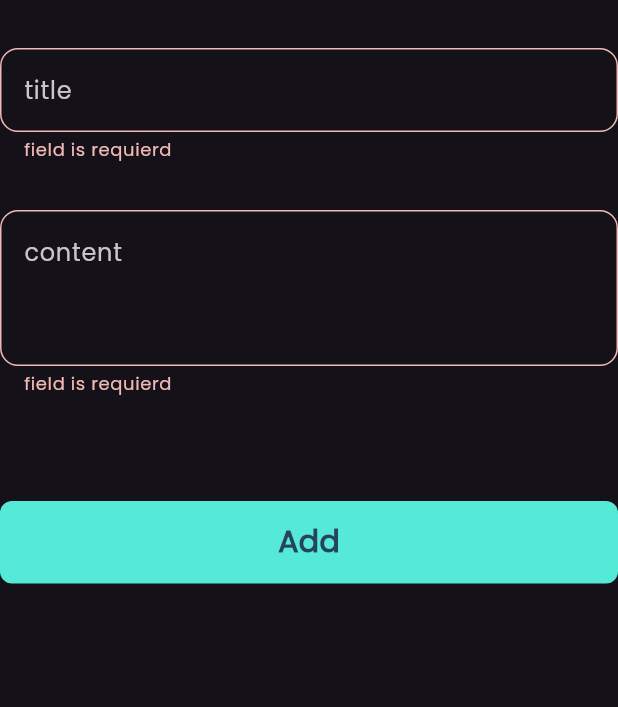
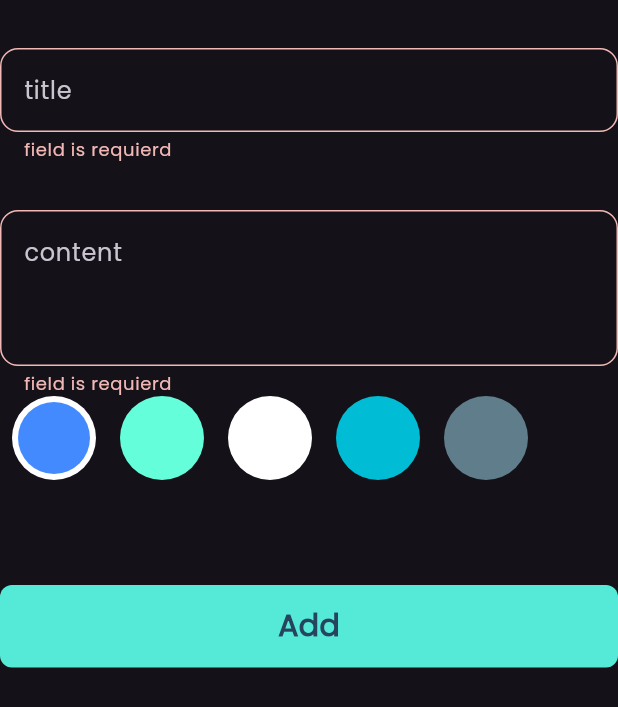
Before and after one commit to hossamramadan115/notes_app, a Flutter app: the AddNoteForm widget shown alone on an empty page, opened directly, after a tap on "Add", on a phone screen of 412 x 824 dp. Shown: the top 707 px of the screen. Run offline on Flutter 3.47's test engine with Material 3 defaults, Android fonts, the phone set to English and light mode, and no system bars; our stand-ins replace bloc, flutter_bloc, font_awesome_flutter, hive, hive_flutter; accounts and stored records are empty.

Commit message:
add color for note & end the app

```diff
--- a/lib/cubits/add_note_cubit/add_note_cubit.dart
+++ b/lib/cubits/add_note_cubit/add_note_cubit.dart
@@ -1,4 +1,5 @@
 import 'package:bloc/bloc.dart';
+import 'package:flutter/material.dart';
 import 'package:hive_flutter/adapters.dart';
 import 'package:meta/meta.dart';
 import 'package:notes_app/constants.dart';
@@ -9,7 +10,10 @@ part 'add_note_state.dart';
 class AddNoteCubit extends Cubit<AddNoteState> {
   AddNoteCubit() : super(AddNoteInitial());
 
+  Color? color = Colors.tealAccent;
+
   addNote(NoteModel note) {
+  note.color = color!.value;
     emit(AddNoteLoading());
     try {
       var noteBox = Hive.box<NoteModel>(kNotesBox);
--- a/lib/views/widgets/add_note_form.dart
+++ b/lib/views/widgets/add_note_form.dart
@@ -3,6 +3,7 @@ import 'package:flutter_bloc/flutter_bloc.dart';
 import 'package:intl/intl.dart';
 import 'package:notes_app/cubits/add_note_cubit/add_note_cubit.dart';
 import 'package:notes_app/models/note_model.dart';
+import 'package:notes_app/views/widgets/colors_list_view.dart';
 import 'package:notes_app/views/widgets/custom_button.dart';
 import 'package:notes_app/views/widgets/custom_text_field.dart';
 
@@ -43,12 +44,26 @@ class _AddNoteFormState extends State<AddNoteForm> {
             maxlines: 3,
             hintText: 'content',
           ),
+          ColorsListView(),
           const SizedBox(height: 70),
           BlocBuilder<AddNoteCubit, AddNoteState>(
             builder: (context, state) {
               return CustomButton(
                 isLoading: state is AddNoteLoading ? true : false,
                 onTap: () {
+                  onTapButton(context);
+                },
+                text: 'Add',
+              );
+            },
+          ),
+          const SizedBox(height: 25),
+        ],
+      ),
+    );
+  }
+
+  void onTapButton(BuildContext context) {
     if (formKey.currentState!.validate()) {
       formKey.currentState!.save();
 
@@ -57,7 +72,7 @@ class _AddNoteFormState extends State<AddNoteForm> {
           title: title!,
           subTitle: subTitle!,
           date: DateFormat('dd/MM/yyyy').format(DateTime.now()),
-                        color: Colors.white.value,
+          color: Colors.tealAccent.value,
           // color: Colors.blueAccent.value,
         );
 
@@ -69,14 +84,5 @@ class _AddNoteFormState extends State<AddNoteForm> {
       autovalidateMode = AutovalidateMode.always;
       setState(() {});
     }
-                },
-                text: 'Add',
-              );
-            },
-          ),
-          const SizedBox(height: 25),
-        ],
-      ),
-    );
   }
 }
--- /dev/null
+++ b/lib/views/widgets/colors_list_view.dart
@@ -0,0 +1,72 @@
+import 'package:flutter/material.dart';
+import 'package:flutter_bloc/flutter_bloc.dart';
+import 'package:notes_app/cubits/add_note_cubit/add_note_cubit.dart';
+
+class ColorsListView extends StatefulWidget {
+  const ColorsListView({super.key});
+
+  @override
+  State<ColorsListView> createState() => _ColorsListViewState();
+}
+
+class _ColorsListViewState extends State<ColorsListView> {
+  int currentIndex = 0;
+
+  @override
+  Widget build(BuildContext context) {
+    List<Color> colors = const [
+      Colors.blueAccent,
+      Colors.tealAccent,
+      Colors.white,
+      Colors.cyan,
+      Colors.blueGrey
+    ];
+
+    return SizedBox(
+      height: 56,
+      child: ListView.builder(
+          scrollDirection: Axis.horizontal,
+          itemCount: colors.length,
+          itemBuilder: (context, index) {
+            return Padding(
+              padding: const EdgeInsets.symmetric(horizontal: 8),
+              child: GestureDetector(
+                onTap: () {
+                  currentIndex = index;
+                  BlocProvider.of<AddNoteCubit>(context).color=colors[index];
+                  setState(() {});
+                },
+                child: ColorsItem(
+                  color: colors[index],
+                  isActive: currentIndex == index,
+                ),
+              ),
+            );
+          }),
+    );
+  }
+}
+
+class ColorsItem extends StatelessWidget {
+  const ColorsItem({super.key, required this.isActive, required this.color});
+
+  final bool isActive;
+  final Color color;
+
+  @override
+  Widget build(BuildContext context) {
+    return isActive
+        ? CircleAvatar(
+            radius: 28,
+            backgroundColor: Colors.white,
+            child: CircleAvatar(
+              radius: 24,
+              backgroundColor: color,
+            ),
+          )
+        : CircleAvatar(
+            radius: 28,
+            backgroundColor: color,
+          );
+  }
+}
```
Lines whose indentation alone changed are shown as unchanged.
